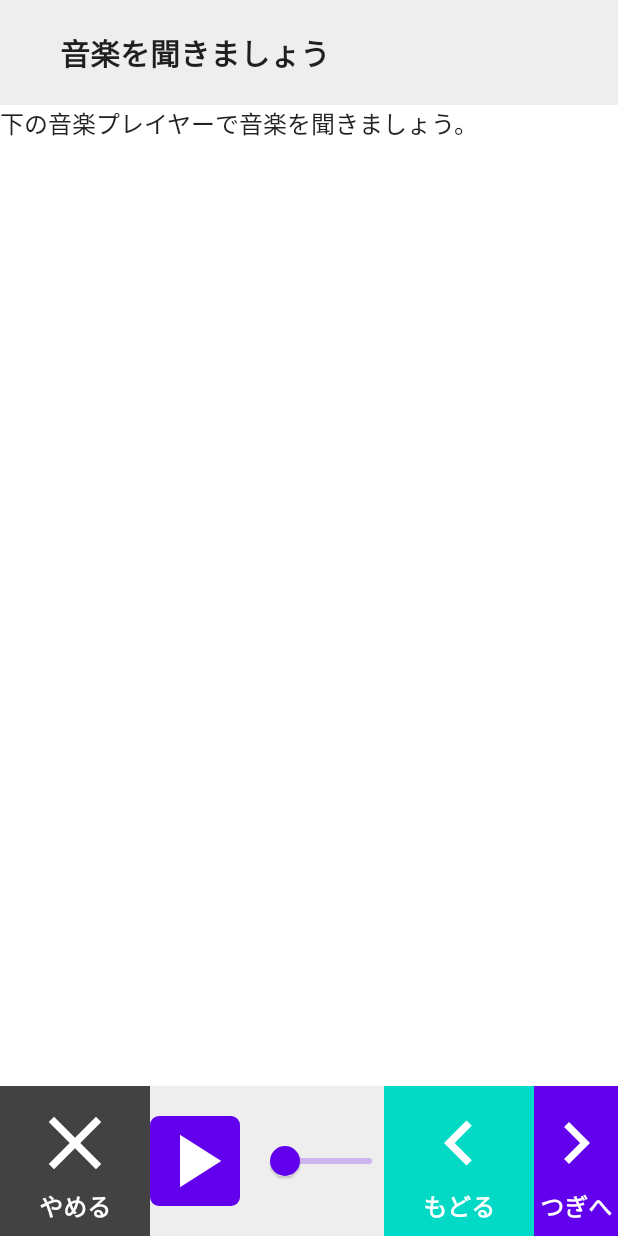
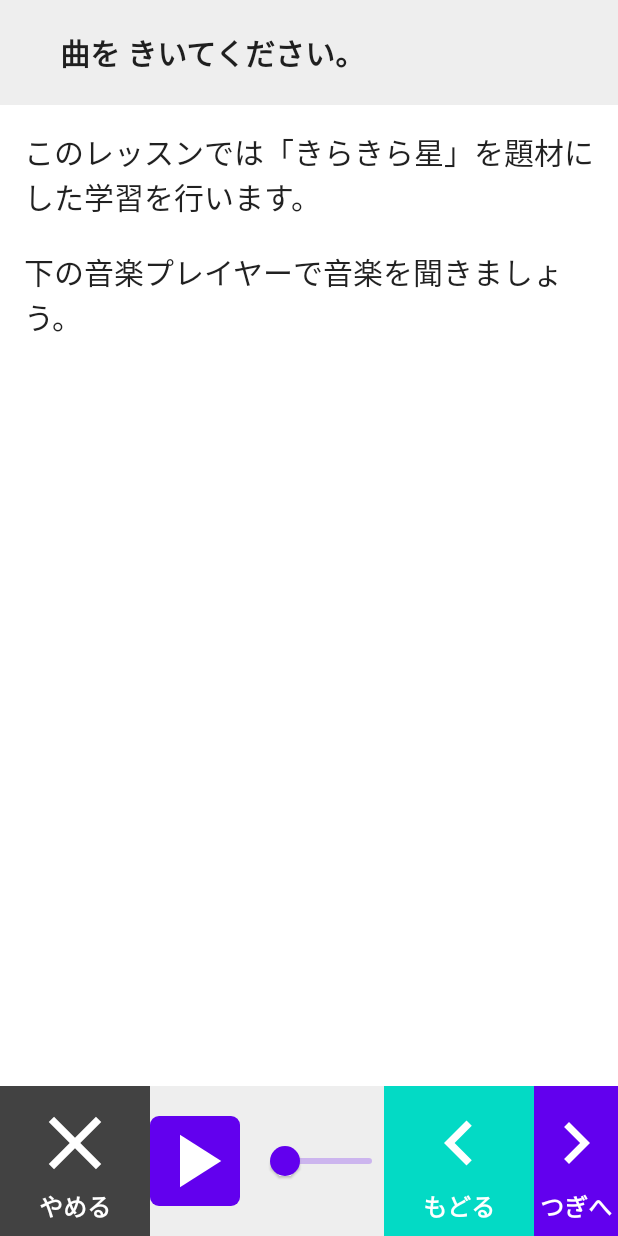
Before and after one commit to mohachi8/MusicEducationTest, an Android app built with Jetpack Compose: the screen it shows after launch (MainActivity), after a tap on "レッスン1", on a phone screen of 412 x 824 dp. Run offline under Robolectric (Android 15) with nearby library versions, the phone set to English and light mode, and no system bars.

Commit message:
レッスンのデータクラスの実装

```diff
--- a/app/src/main/java/com/example/musiceducationtest/ExplanationScreen.kt
+++ b/app/src/main/java/com/example/musiceducationtest/ExplanationScreen.kt
@@ -1,10 +1,37 @@
 package com.example.musiceducationtest
 
+import androidx.compose.foundation.layout.Column
+import androidx.compose.foundation.layout.Spacer
+import androidx.compose.foundation.layout.height
+import androidx.compose.foundation.layout.padding
 import androidx.compose.material.Text
 import androidx.compose.runtime.Composable
+import androidx.compose.runtime.LaunchedEffect
+import androidx.compose.runtime.collectAsState
+import androidx.compose.runtime.getValue
+import androidx.compose.ui.Modifier
+import androidx.compose.ui.unit.dp
+import androidx.compose.ui.unit.sp
+import androidx.lifecycle.viewmodel.compose.viewModel
 import androidx.navigation.NavController
 
 @Composable
-fun ExplanationScreen(problemId: String, navController: NavController) {
-    Text(text = "下の音楽プレイヤーで音楽を聞きましょう。")
+fun ExplanationScreen(lessonId: String, navController: NavController) {
+    // ViewModel の取得
+    val viewModel: LessonViewModel = viewModel()
+
+    // ViewModel から選択されたレッスンの情報を取得
+    val lesson by viewModel.selectedLesson.collectAsState()
+
+    LaunchedEffect(lessonId) {
+        viewModel.selectLesson(lessonId)
+    }
+
+    Column(modifier = Modifier.padding(16.dp)) {
+        Text(text = lesson?.description ?: "説明なし", fontSize = 20.sp)
+
+        Spacer(modifier = Modifier.height(20.dp))
+
+        Text(text = "下の音楽プレイヤーで音楽を聞きましょう。", fontSize = 20.sp)
+    }
 }
--- /dev/null
+++ b/app/src/main/java/com/example/musiceducationtest/Lesson.kt
@@ -0,0 +1,10 @@
+package com.example.musiceducationtest
+
+data class Lesson(
+    val id: String, //lesson id
+    val title: String, //
+    val songTitle: String, //
+    val description: String,
+    val musicFiles: String,
+    val answers: List<String>
+)
--- /dev/null
+++ b/app/src/main/java/com/example/musiceducationtest/LessonRepository.kt
@@ -0,0 +1,33 @@
+package com.example.musiceducationtest
+
+import android.app.Application
+
+class LessonRepository(val application: Application) {
+    private val lessons = listOf(
+        Lesson(
+            id = "1",
+            title = "レッスン1",
+            songTitle = "きらきら星",
+            description = "このレッスンでは「きらきら星」を題材にした学習を行います。",
+            musicFiles = "music1.mp3",
+            answers = listOf("Answer1", "Answer2")
+        ),
+        Lesson(
+            id = "2",
+            title = "レッスン2",
+            songTitle = "うみはひろいな",
+            description = "このレッスンでは「うみはひろいな」を題材にした学習を行います。",
+            musicFiles = "music2.mp3",
+            answers = listOf("Answer3", "Answer4")
+        )
+        // 他のレッスンを追加...
+    )
+
+    fun getLessonById(id: String): Lesson? {
+        return lessons.find { it.id == id }
+    }
+
+    fun getAllLessons(): List<Lesson> {
+        return lessons
+    }
+}
--- /dev/null
+++ b/app/src/main/java/com/example/musiceducationtest/LessonViewModel.kt
@@ -0,0 +1,18 @@
+package com.example.musiceducationtest
+
+import android.app.Application
+import androidx.lifecycle.AndroidViewModel
+import kotlinx.coroutines.flow.MutableStateFlow
+import kotlinx.coroutines.flow.StateFlow
+
+class LessonViewModel(application: Application) : AndroidViewModel(application) {
+    private val lessonRepository = LessonRepository(application) // この部分はレポジトリの実装に依存します
+    private val _selectedLesson = MutableStateFlow<Lesson?>(null)
+    val selectedLesson: StateFlow<Lesson?> = _selectedLesson
+
+    val allLessons = lessonRepository.getAllLessons()
+
+    fun selectLesson(lessonId: String) {
+        _selectedLesson.value = lessonRepository.getLessonById(lessonId)
+    }
+}
--- a/app/src/main/java/com/example/musiceducationtest/MainActivity.kt
+++ b/app/src/main/java/com/example/musiceducationtest/MainActivity.kt
@@ -40,15 +40,15 @@ class MainActivity : ComponentActivity() {
                             Modifier.padding(innerPadding)
                         ) {
                             composable("questionSelection") { QuestionSelectionScreen(navController) }
-                            composable("explanation/{problemId}") { backStackEntry ->
-                                val problemId = backStackEntry.arguments?.getString("problemId")
-                                    ?: "defaultProblemId"
-                                ExplanationScreen(problemId, navController)
+                            composable("explanation/{lessonId}") { backStackEntry ->
+                                val lessonId = backStackEntry.arguments?.getString("lessonId")
+                                    ?: "defaultLessonId"
+                                ExplanationScreen(lessonId, navController)
                             }
-                            composable("songComposition/{problemId}") { backStackEntry ->
-                                val problemId = backStackEntry.arguments?.getString("problemId")
-                                    ?: "defaultProblemId"
-                                SongCompositionScreen(problemId, navController)
+                            composable("songComposition/{lessonId}") { backStackEntry ->
+                                val lessonId = backStackEntry.arguments?.getString("lessonId")
+                                    ?: "defaultLessonId"
+                                SongCompositionScreen(lessonId, navController)
                             }
                         }
                     }
--- a/app/src/main/java/com/example/musiceducationtest/QuestionSelectionScreen.kt
+++ b/app/src/main/java/com/example/musiceducationtest/QuestionSelectionScreen.kt
@@ -15,17 +15,15 @@ import androidx.compose.ui.graphics.Color
 import androidx.compose.ui.text.font.FontWeight
 import androidx.compose.ui.unit.dp
 import androidx.compose.ui.unit.sp
+import androidx.lifecycle.viewmodel.compose.viewModel
 import androidx.navigation.NavController
 import com.example.musiceducationtest.ui.theme.Purple200
 
 @Composable
 fun QuestionSelectionScreen(navController: NavController) {
 
-    val lessons = listOf(
-        Lesson("レッスン1", "きらきら星"),
-        Lesson("レッスン2", "うみはひろいな"),
-        Lesson("レッスン3", "かっこう")
-    )
+    val viewModel: LessonViewModel = viewModel()
+    val lessons = viewModel.allLessons
 
     LazyVerticalGrid(
         columns = GridCells.Adaptive(300.dp),
@@ -36,7 +34,7 @@ fun QuestionSelectionScreen(navController: NavController) {
         items(lessons) { lesson ->
             LessonBox(
                 lesson = lesson,
-                lessonId = lessons.indexOf(lesson),
+                viewModel = viewModel,
                 navController = navController
             )
         }
@@ -44,14 +42,17 @@ fun QuestionSelectionScreen(navController: NavController) {
 }
 
 @Composable
-fun LessonBox(lesson: Lesson, lessonId: Int, navController: NavController) {
+fun LessonBox(lesson: Lesson, viewModel: LessonViewModel, navController: NavController) {
     Box(
         modifier = Modifier
             .padding(8.dp)
             .width(300.dp)
             .aspectRatio(1f)
             .background(Purple200)
-            .clickable { navController.navigate("explanation/$lessonId") }
+            .clickable {
+                viewModel.selectLesson(lesson.id)
+                navController.navigate("explanation/${lesson.id}") // レッスンを選択した時、レッスンのIDをナビゲーションの引数として渡す
+            }
             .border(width = 8.dp, color = Color.Black),
         contentAlignment = Alignment.Center,
     ) {
@@ -67,13 +68,10 @@ fun LessonBox(lesson: Lesson, lessonId: Int, navController: NavController) {
             )
             Spacer(modifier = Modifier.height(20.dp))
             Text(
-                text = lesson.description,
+                text = lesson.songTitle,
                 fontSize = 16.sp,
                 color = Color.White
             )
         }
     }
 }
-
-// レッスンのデータクラス
-data class Lesson(val title: String, val description: String)
--- a/app/src/main/java/com/example/musiceducationtest/SongCompositionScreen.kt
+++ b/app/src/main/java/com/example/musiceducationtest/SongCompositionScreen.kt
@@ -27,7 +27,7 @@ import com.example.musiceducationtest.ui.theme.Purple200
 import com.example.musiceducationtest.ui.theme.Teal200
 
 @Composable
-fun SongCompositionScreen(problemId: String, navController: NavController) {
+fun SongCompositionScreen(lessonId: String, navController: NavController) {
     Column(modifier = Modifier.padding(20.dp)) {
         // フローチャート表示エリア
         Row(
--- a/app/src/main/java/com/example/musiceducationtest/TopBar.kt
+++ b/app/src/main/java/com/example/musiceducationtest/TopBar.kt
@@ -32,9 +32,9 @@ fun TopBar(navController: NavController) {
 
 fun getTitleForRoute(route: String?): String {
     return when (route) {
-        "questionSelection" -> "問題選択してください。"
-        "explanation/{problemId}" -> "音楽を聞きましょう"
-        "songComposition/{problemId}" -> "ブロックを ならびかえて もとの曲を さいげん しましょう。"
-        else -> "アプリ"
+        "questionSelection" -> "レッスンを えらんで 学習を スタート"
+        "explanation/{lessonId}" -> "曲を きいてください。"
+        "songComposition/{lessonId}" -> "ブロックを ならびかえて もとの曲を さいげん しましょう。"
+        else -> "エラー"
     }
 }
```
